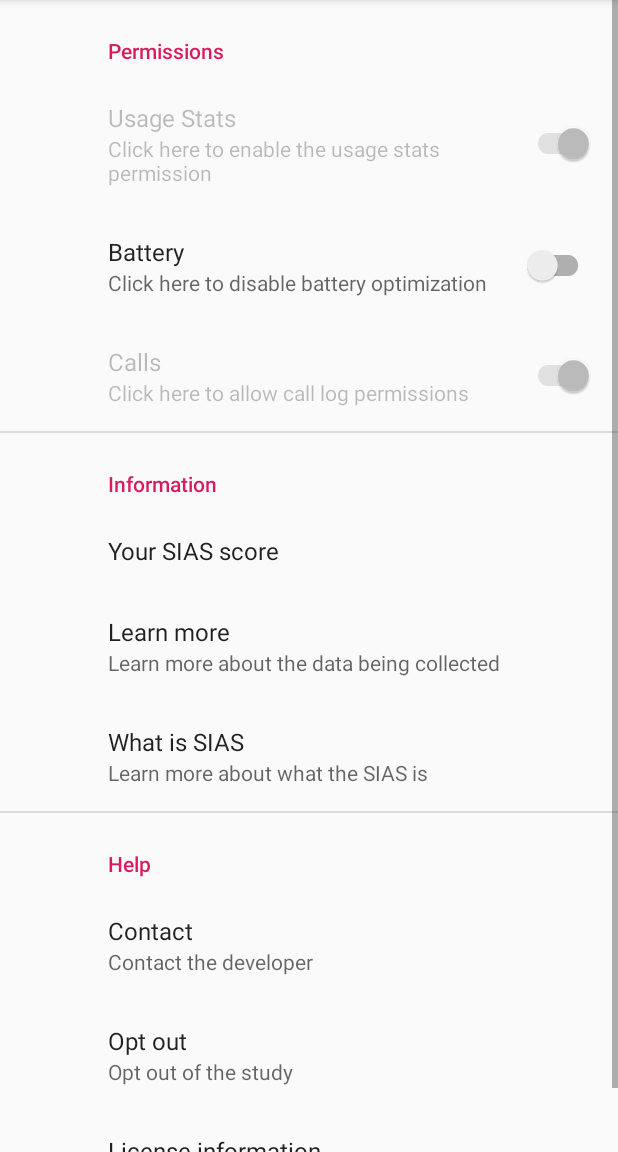
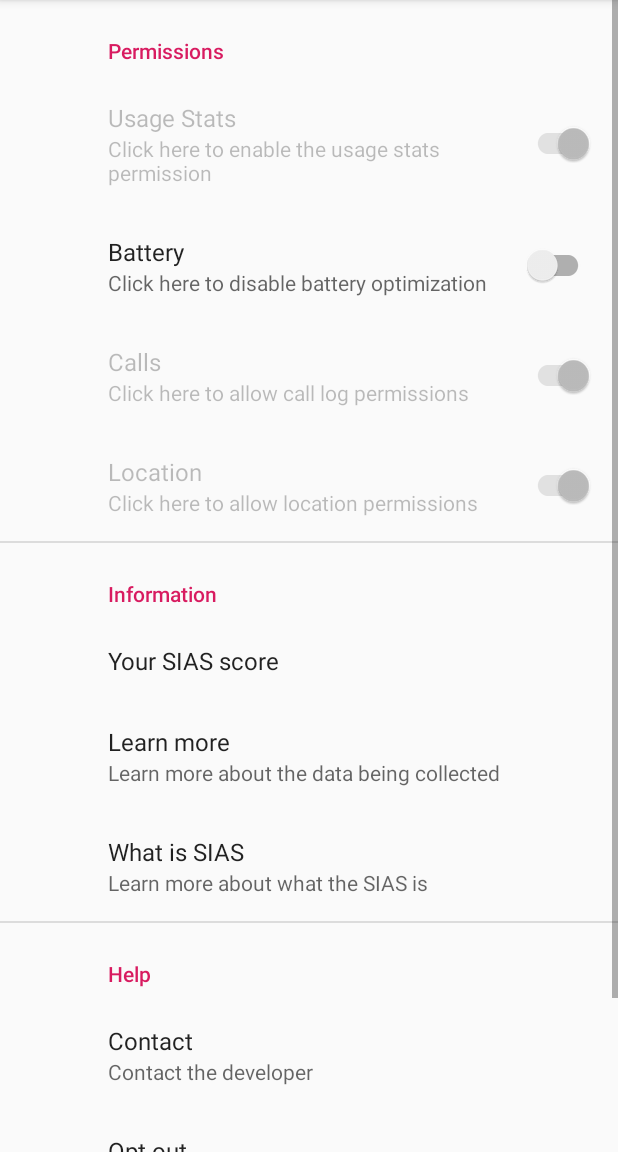
Before and after one commit to modelorona/level4dissertation, an Android app: the fragment SettingsFragment shown on its own in the app's theme, on a phone screen of 412 x 824 dp, the part 84-1236 px from its top. Run offline under Robolectric (Android 15) with nearby library versions, the phone set to English and light mode, and no system bars; our stand-ins replace androidx.preference; libraries missing offline, so code that uses them is left out: com.google.android.gms; 1 statement that could not run was skipped.

Commit message:
added getting location permissions to flow

```diff
--- a/src/app/app/src/main/AndroidManifest.xml
+++ b/src/app/app/src/main/AndroidManifest.xml
@@ -24,7 +24,7 @@
 
     <!--    for location gathering -->
     <uses-permission android:name="android.permission.ACCESS_FINE_LOCATION" />
-    <uses-permission android:name="android.permission.ACCESS_COARSE_LOCATION" />
+    <uses-permission android:name="android.permission.ACCESS_BACKGROUND_LOCATION" />
 
 
     <application
@@ -79,7 +79,7 @@
             android:name=".serviceengine.services.LocationService"
             android:foregroundServiceType="location"
             android:permission="android.permission.FOREGROUND_SERVICE"
-            android:process="locationMonitor"
+            android:process=":locationMonitor"
             tools:targetApi="q" />
 
     </application>
--- a/src/app/app/src/main/java/com/anguel/dissertation/MainActivity.java
+++ b/src/app/app/src/main/java/com/anguel/dissertation/MainActivity.java
@@ -43,7 +43,7 @@ public class MainActivity extends AppCompatActivity {
             setUpNotificationChannels();
         }
 
-        Utils utils = new Utils();
+        Utils utils = Utils.getInstance();
 
         ToggleButton button = findViewById(R.id.startDataCollectionButton);
 
--- a/src/app/app/src/main/java/com/anguel/dissertation/QuizActivity.java
+++ b/src/app/app/src/main/java/com/anguel/dissertation/QuizActivity.java
@@ -35,7 +35,7 @@ public class QuizActivity extends AppCompatActivity implements View.OnClickListe
         Objects.requireNonNull(getSupportActionBar()).setDisplayHomeAsUpEnabled(true);
         setTitle(R.string.title);
 
-        id = new Utils().getUserID(getApplicationContext());
+        id = Utils.getInstance().getUserID(getApplicationContext());
 
 //        get all buttons
         Button ans1 = findViewById(R.id.ans1);
--- a/src/app/app/src/main/java/com/anguel/dissertation/settings/SettingsFragment.java
+++ b/src/app/app/src/main/java/com/anguel/dissertation/settings/SettingsFragment.java
@@ -7,6 +7,7 @@ import android.content.ClipboardManager;
 import android.content.Context;
 import android.content.Intent;
 import android.net.Uri;
+import android.os.Build;
 import android.os.Bundle;
 import android.provider.Settings;
 import android.widget.Toast;
@@ -22,6 +23,9 @@ import androidx.preference.SwitchPreferenceCompat;
 import com.anguel.dissertation.R;
 import com.anguel.dissertation.persistence.logger.Logger;
 
+import java.util.Arrays;
+import java.util.LinkedList;
+import java.util.List;
 import java.util.Objects;
 import java.util.concurrent.ExecutionException;
 
@@ -29,6 +33,7 @@ public class SettingsFragment extends PreferenceFragmentCompat {
     private SwitchPreferenceCompat batteryOpt;
     private SwitchPreferenceCompat usageStatsPms;
     private SwitchPreferenceCompat callPms;
+    private SwitchPreferenceCompat locationPms;
     private Utils utils;
 
     @Override
@@ -38,10 +43,11 @@ public class SettingsFragment extends PreferenceFragmentCompat {
         batteryOpt = findPreference(getString(R.string.battery_opt_pref));
         usageStatsPms = findPreference(getString(R.string.usage_stats_pref));
         callPms = findPreference(getString(R.string.call_pms));
+        locationPms = findPreference(getString(R.string.location_pref));
         Preference personSias = findPreference(getString(R.string.see_personal_sias_pref));
         Preference licenseInfo = findPreference(getString(R.string.license_pref));
         Preference optOut = findPreference(getString(R.string.opt_out_pref));
-        utils = new Utils();
+        utils = Utils.getInstance();
 
 //        toggle their values based on the current setting
         togglePreferenceValues();
@@ -59,6 +65,11 @@ public class SettingsFragment extends PreferenceFragmentCompat {
 
         callPms.setOnPreferenceClickListener(preference -> {
             requestCallPermissions();
+            return true;
+        });
+
+        locationPms.setOnPreferenceClickListener(preference -> {
+            requestLocationPermissions();
             return true;
         });
 
@@ -123,6 +134,25 @@ public class SettingsFragment extends PreferenceFragmentCompat {
         } else {
             Objects.requireNonNull(callPms).setChecked(false);
         }
+
+        if (utils.isLocationPermissionEnabled(getActivity().getApplicationContext())) {
+            Objects.requireNonNull(locationPms).setChecked(true);
+            Objects.requireNonNull(locationPms).setEnabled(false);
+        } else {
+            Objects.requireNonNull(locationPms).setChecked(false);
+        }
+    }
+
+    private void requestLocationPermissions() {
+        List<String> permissions = new LinkedList<>(Arrays.asList(Manifest.permission.ACCESS_FINE_LOCATION));
+
+        if (Build.VERSION.SDK_INT >= Build.VERSION_CODES.Q) {
+            permissions.add(Manifest.permission.ACCESS_BACKGROUND_LOCATION);
+        }
+
+        ActivityCompat.requestPermissions(Objects.requireNonNull(getActivity()),
+                permissions.toArray(new String[0]),
+                getResources().getInteger(R.integer.request_location_permissions));
     }
 
     private void requestCallPermissions() {
--- a/src/app/app/src/main/java/com/anguel/dissertation/utils/Utils.java
+++ b/src/app/app/src/main/java/com/anguel/dissertation/utils/Utils.java
@@ -18,7 +18,15 @@ import java.util.UUID;
 
 public class Utils {
 
-    public Utils() {}
+    private static Utils INSTANCE;
+
+    public static Utils getInstance() {
+        if (INSTANCE == null) {
+            INSTANCE = new Utils();
+        } return INSTANCE;
+    }
+
+    private Utils() {}
 
     public String getUserID(Context ctx) {
 //        preferencemanager was deprecated
@@ -53,8 +61,13 @@ public class Utils {
         return Objects.requireNonNull(pm).isIgnoringBatteryOptimizations(context.getPackageName());
     }
 
+    public boolean isLocationPermissionEnabled(Context context) {
+        return (ContextCompat.checkSelfPermission(Objects.requireNonNull(context), Manifest.permission.ACCESS_FINE_LOCATION) == PackageManager.PERMISSION_GRANTED);
+//                (ContextCompat.checkSelfPermission(Objects.requireNonNull(context), Manifest.permission.ACCESS_FINE_LOCATION) == PackageManager.PERMISSION_GRANTED);
+    }
+
     public boolean areAllPermissionsEnabled(Context context) {
-        return hasUsageStatsPermission(context) && isCallPermissionEnabled(context) && isBatteryOptDisabled(context);
+        return hasUsageStatsPermission(context) && isCallPermissionEnabled(context) && isBatteryOptDisabled(context) && isLocationPermissionEnabled(context);
     }
 
 }
--- a/src/app/app/src/main/res/values/integers.xml
+++ b/src/app/app/src/main/res/values/integers.xml
@@ -6,4 +6,5 @@
     <integer name="request_call_permissions">103</integer>
     <integer name="request_usage_stats_code">102</integer>
     <integer name="request_battery_optimisation_code">101</integer>
+    <integer name="request_location_permissions">104</integer>
 </resources>
--- a/src/app/app/src/main/res/values/strings.xml
+++ b/src/app/app/src/main/res/values/strings.xml
@@ -67,7 +67,7 @@
     <string name="your_score">Thank you for taking the test. Your SIAS score is</string>
     <string name="dsn">https://400a55aa461746a0ab09da34d9fff81b@sentry.io/1876401</string>
     <string name="permissions" />
-    <string name="enable_permissions">Please make sure to enable the Usage Statistics permisssion, then disable battery optimisations, and finally enable call permissions for the app to work as intended. You can find this in the settings.</string>
+    <string name="enable_permissions">Please make sure to enable the Usage Statistics permisssion, then disable battery optimisations, then enable call permissions, and finally enable location permissions for the app to work as intended. You can find this in the settings.</string>
     <string name="go_to_settings">Go to Settings</string>
     <string name="pref_data_record">_RECORDING_DATA</string>
 
@@ -146,5 +146,6 @@
     <string name="on_data_export_id">on_data_export_id</string>
     <string name="data_export_group">Data export group</string>
     <string name="location_service">location_service</string>
+    <string name="location_pref">location_pref</string>
 
 </resources>
--- a/src/app/app/src/main/res/xml/preferences.xml
+++ b/src/app/app/src/main/res/xml/preferences.xml
@@ -20,6 +20,11 @@
             app:key="call_permission_pref"
             app:title="Calls"
             app:summary="Click here to allow call log permissions"/>
+
+        <SwitchPreferenceCompat
+            app:key="location_pref"
+            app:title="Location"
+            app:summary="Click here to allow location permissions"/>
 
     </PreferenceCategory>
 
```
